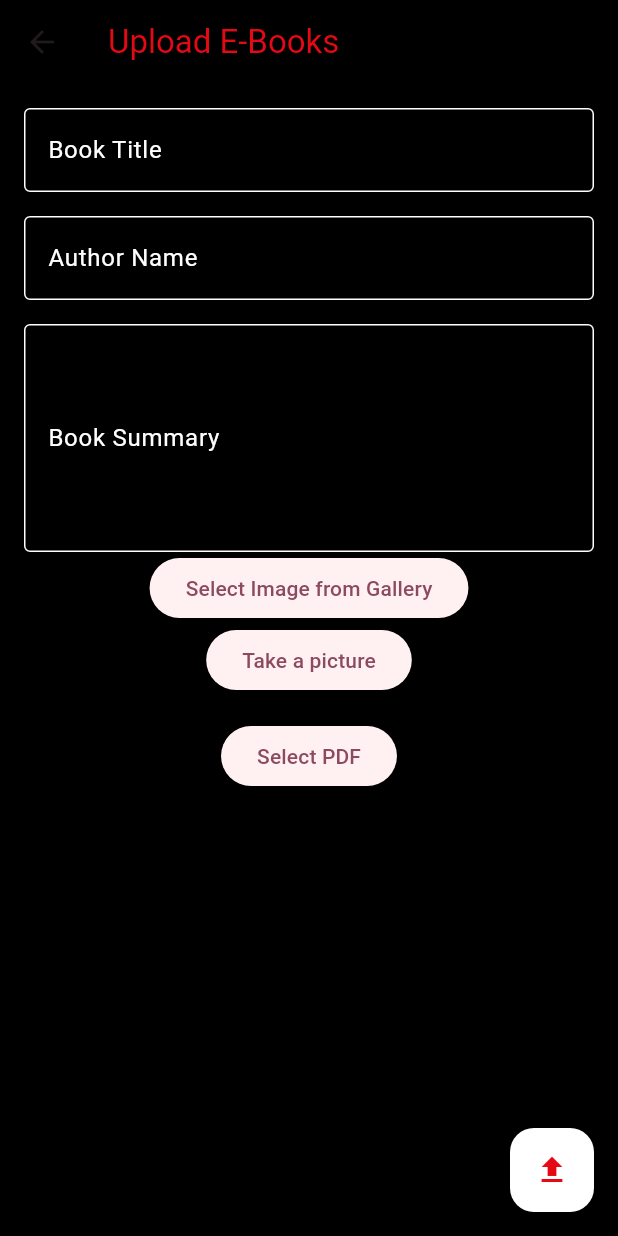
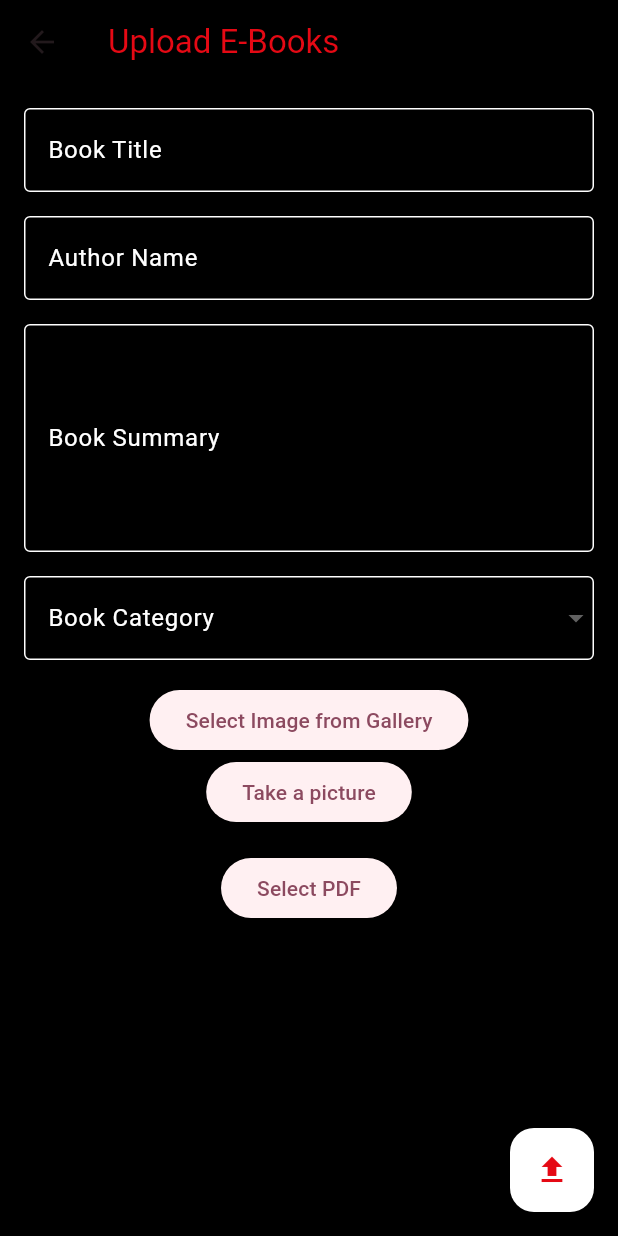
Before and after one commit to XRichardroidX/EBooks-and-AudioBooks, a Flutter app: the UploadEBooksPage screen opened directly, after a tap on the "upload" icon, on a phone screen of 412 x 824 dp. Run offline on Flutter 3.47's test engine with Material 3 defaults, Android fonts, the phone set to English and light mode, and no system bars; our stand-ins replace appwrite, curved_navigation_bar, file_picker, firebase_auth, firebase_core, go_router and 2 more; accounts and stored records are empty.

Commit message:
finish E-Book upload page

```diff
--- a/lib/new_app/back_end/app_write_functions.dart
+++ b/lib/new_app/back_end/app_write_upload_e_books.dart
@@ -6,7 +6,14 @@ import '../../constants/app_write_constants.dart';
 Client client = Client();
 Databases databases = Databases(client);
 
-Future<void> uploadBookToDatabase(String bookTitle, String authorName, String bookSummary, String bookCover, String bookPdf) async {
+Future<void> uploadBookToDatabase(
+    String bookTitle,
+    String authorName,
+    String bookSummary,
+    String bookCover,
+    String bookPdf,
+    String bookCategory
+    ) async {
   try {
     client
         .setEndpoint(Constants.endpoint) // Your Appwrite endpoint
@@ -17,7 +24,7 @@ Future<void> uploadBookToDatabase(String bookTitle, String authorName, String bo
     // Create a new document with the given details
     Document response = await databases.createDocument(
       databaseId: Constants.databaseId, // Replace with your database ID
-      collectionId: '66d7210e001271490533', // Replace with your collection ID
+      collectionId: Constants.ebooksCollectionId, // Replace with your collection ID
       documentId: 'unique()', // 'unique()' generates a unique document ID
       data: {
         'bookTitle': bookTitle, // Replace with your schema field name
@@ -25,6 +32,8 @@ Future<void> uploadBookToDatabase(String bookTitle, String authorName, String bo
         'bookSummary': bookSummary, // Replace with your schema field name
         'bookCover': bookCover, // Replace with your schema field name
         'bookPdf': bookPdf, // Replace with your schema field name
+        'bookCategory': bookCategory, // Replace with your schema field name
+        'timeStamp': DateTime.now().millisecondsSinceEpoch, // Replace with your schema field name
       },
       permissions: [
         Permission.read(Role.any()), // Allow any user to read the document
--- a/lib/pages/upload_e_books_page.dart
+++ b/lib/pages/upload_e_books_page.dart
@@ -5,8 +5,8 @@ import 'package:file_picker/file_picker.dart';
 import 'package:flutter/material.dart';
 import 'package:flutter/services.dart';
 import 'package:image_picker/image_picker.dart';
-import '../new_app/back_end/app_write_functions.dart'; // Import your backend functions
-import '../new_app/back_end/mega_functions.dart';
+import '../new_app/back_end/app_write_upload_e_books.dart'; // Import your backend functions
+import '../new_app/back_end/p_cloud_upload.dart';
 import '../style/colors.dart';
 import '../widget/snack_bar_message.dart'; // Import your color styles
 
@@ -26,13 +26,32 @@ class _UploadEBooksPageState extends State<UploadEBooksPage> {
   // Create a GlobalKey for the form
   final _formKey = GlobalKey<FormState>();
 
+// Define categories
+  final List<String> _categories = [
+    'Fiction',
+    'Non-fiction',
+    'Science',
+    'History',
+    'Fantasy',
+    'Biography',
+    'Mystery',        // New category
+    'Romance',        // New category
+    'Thriller',       // New category
+    'Self-help',      // New category
+    'Health',         // New category
+    'Children',       // New category
+    'Young Adult',    // New category
+    'Travel',         // New category
+    'Cookbooks',      // New category
+    'Poetry',         // New category
+    'Religion',       // New category
+    'Philosophy',     // New category
+    'Classic',        // New category
+  ];
 
-
-
+  String? _selectedCategory;
 
   Uint8List? bookCover;
-  TextEditingController writeUp = TextEditingController();
-  bool pickedImage = false;
   File? selectedPdf;
 
   Future<void> _selectBookCover(BuildContext context, bool imageFrom) async {
@@ -42,21 +61,19 @@ class _UploadEBooksPageState extends State<UploadEBooksPage> {
       if (imageFrom) {
         final XFile? image = await picker.pickImage(source: ImageSource.gallery);
         bookCover = await image!.readAsBytes();
-        pickedImage = true;
       } else {
         final XFile? photo = await picker.pickImage(source: ImageSource.camera);
         bookCover = await photo!.readAsBytes();
-        pickedImage = true;
       }
 
-      if (bookCover!.isNotEmpty){
-        pickedImage = true;
+      if (bookCover!.isNotEmpty) {
         setState(() {});
       }
     } on PlatformException catch (e) {
       showCustomSnackbar(context, 'Select Image', '$e', AppColors.error);
     }
   }
+
   Future<void> _selectPdf() async {
     final FilePickerResult? result = await FilePicker.platform.pickFiles(
       type: FileType.custom,
@@ -68,10 +85,6 @@ class _UploadEBooksPageState extends State<UploadEBooksPage> {
       });
     }
   }
-
-
-
-
 
   @override
   Widget build(BuildContext context) {
@@ -158,26 +171,63 @@ class _UploadEBooksPageState extends State<UploadEBooksPage> {
                     return null;
                   },
                 ),
-                //Todo Newly added feature
+                const SizedBox(height: 16.0), // Spacing between fields
+                // Dropdown for book category
+                DropdownButtonFormField<String>(
+                  dropdownColor: AppColors.backgroundPrimary,
+                  decoration: InputDecoration(
+                    labelText: 'Book Category',
+                    labelStyle: TextStyle(color: AppColors.textPrimary),
+                    enabledBorder: OutlineInputBorder(
+                      borderSide: BorderSide(color: AppColors.textPrimary),
+                    ),
+                    focusedBorder: OutlineInputBorder(
+                      borderSide: BorderSide(color: AppColors.textHighlight),
+                    ),
+                  ),
+                  value: _selectedCategory,
+                  items: _categories.map((String category) {
+                    return DropdownMenuItem<String>(
+                      value: category,
+                      child: Text(
+                        category,
+                        style: TextStyle(color: AppColors.textPrimary), // Text color set to white
+                      ),
+                    );
+                  }).toList(),
+                  onChanged: (newValue) {
+                    setState(() {
+                      _selectedCategory = newValue;
+                    });
+                  },
+                  style: TextStyle(color: AppColors.textPrimary), // Selected text color set to white
+                  validator: (value) {
+                    if (value == null || value.isEmpty) {
+                      return 'Please select a book category';
+                    }
+                    return null;
+                  },
+                ),
+                const SizedBox(height: 16.0), // Spacing between fields
                 Center(
                   child: Column(
                     mainAxisAlignment: MainAxisAlignment.center,
                     children: [
                       ElevatedButton(
-                        onPressed: (){
+                        onPressed: () {
                           _selectBookCover(context, true);
                         },
                         child: const Text('Select Image from Gallery'),
                       ),
                       ElevatedButton(
-                        onPressed: (){
+                        onPressed: () {
                           _selectBookCover(context, false);
                         },
                         child: const Text('Take a picture'),
                       ),
                       const SizedBox(height: 16),
                       ElevatedButton(
-                        onPressed: (){
+                        onPressed: () {
                           _selectPdf();
                         },
                         child: const Text('Select PDF'),
@@ -200,7 +250,12 @@ class _UploadEBooksPageState extends State<UploadEBooksPage> {
                         ),
                       const SizedBox(height: 16),
                       if (selectedPdf != null)
-                        Text('Selected PDF: ${selectedPdf!.path}'),
+                        Text(
+                          'Selected PDF: ${selectedPdf!.path}',
+                          style: TextStyle(
+                            color: AppColors.textPrimary,
+                          ),
+                        ),
                     ],
                   ),
                 ),
@@ -212,37 +267,33 @@ class _UploadEBooksPageState extends State<UploadEBooksPage> {
       floatingActionButton: FloatingActionButton(
         backgroundColor: AppColors.textPrimary,
         onPressed: () async {
-          // Check if bookCover and selectedPdf are not null
           if (bookCover == null || selectedPdf == null) {
-            showCustomSnackbar(context, 'Error', 'Please select an image and a PDF file.', AppColors.error);
+            showCustomSnackbar(
+                context, 'Error', 'Please select an image and a PDF file.', AppColors.error);
             return;
           }
 
-          // Try to upload the eBook to pCloud
-          Map<String, String>? megaResult;
+          Map<String, String>? pCloudResult;
           try {
-            megaResult = await uploadEBookToPCloud(context, bookCover!, selectedPdf!);
+            pCloudResult = await uploadEBookToPCloud(context, bookCover!, selectedPdf!);
           } catch (e) {
             showCustomSnackbar(context, 'Upload Error', 'Failed to upload eBook: $e', AppColors.error);
             return;
           }
 
-          // Check if the result from pCloud is valid
-          if (megaResult == null || megaResult.isEmpty || megaResult['imageUrl'] == null || megaResult['pdfUrl'] == null) {
+          if (pCloudResult == null || pCloudResult.isEmpty || pCloudResult['imageUrl'] == null || pCloudResult['pdfUrl'] == null) {
             showCustomSnackbar(context, 'Upload Error', 'Failed to upload eBook. Please try again.', AppColors.error);
             return;
           }
 
-          // Validate the form
           if (_formKey.currentState!.validate()) {
-            // If the form is valid, proceed with uploading the data to your database
             await uploadBookToDatabase(
                 _bookTitleController.text,
                 _authorNameController.text,
                 _bookSummaryController.text,
-                megaResult['imageUrl']!,
-                megaResult['pdfUrl']!
-            );
+                pCloudResult['imageUrl']!,
+                pCloudResult['pdfUrl']!,
+                _selectedCategory ?? 'Uncategorized');
             Navigator.pop(context);
           }
         },
@@ -256,7 +307,6 @@ class _UploadEBooksPageState extends State<UploadEBooksPage> {
 
   @override
   void dispose() {
-    // Clean up the controllers when the widget is disposed
     _bookTitleController.dispose();
     _authorNameController.dispose();
     _bookSummaryController.dispose();
--- a/pubspec.yaml
+++ b/pubspec.yaml
@@ -42,6 +42,7 @@ dependencies:
   curved_navigation_bar: ^1.0.6
   image_picker: ^1.1.2
   file_picker: ^8.0.7
+  pdf: ^3.11.1
 
 dev_dependencies:
   flutter_test:
```
Also changed, not shown: lib/new_app/back_end/p_cloud_upload.dart (renamed from lib/new_app/back_end/mega_functions.dart, +16 -8 lines), pubspec.lock.
